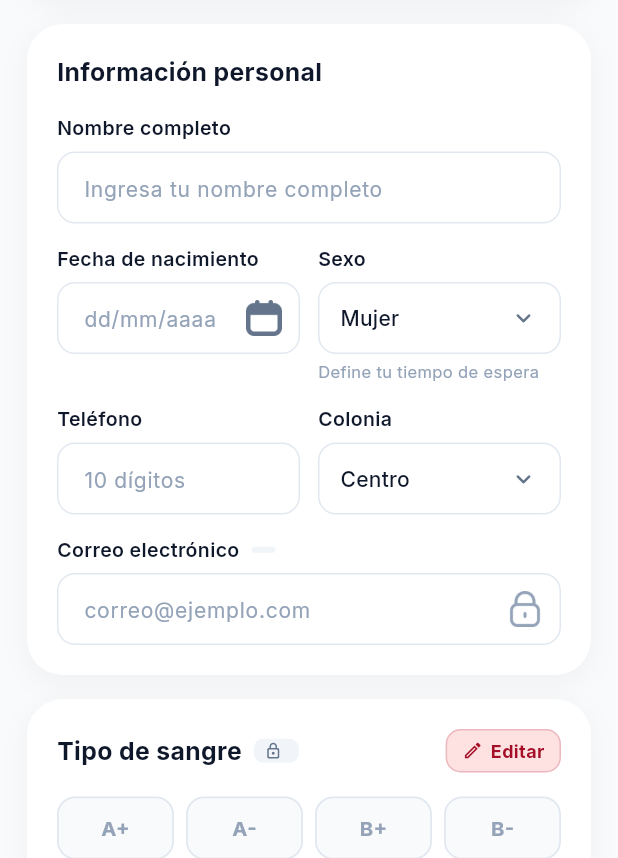
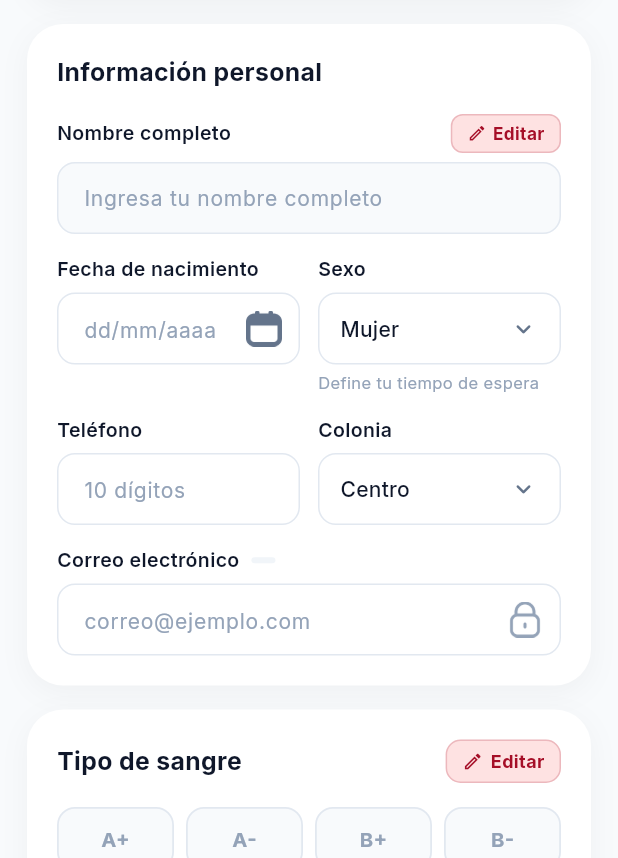
Before and after one commit to evkaal/DONAVIDA, a Flutter app: the MainMenuScreen screen opened directly, after a tap on "Datos del usuario", on a phone screen of 412 x 824 dp, the part 378-1236 px from its top. Run offline on Flutter 3.47's test engine with Material 3 defaults, Android fonts, the phone set to English and light mode, and no system bars; our stand-ins replace dio, flutter_map, flutter_secure_storage, google_fonts, latlong2, package_info_plus and 1 more; accounts and stored records are empty.

Commit message:
fix: Se corrige el error de al estar en el menú principal y se hace la acción de regresar nativa de Android regresaba al selector de cuenta siendo que no debería de pasar eso. En la pantalla de datos del usuario se agrega un boton para poder editar el nombre

```diff
--- a/lib/features/auth/presentation/screens/login_screen.dart
+++ b/lib/features/auth/presentation/screens/login_screen.dart
@@ -87,8 +87,9 @@ class _LoginScreenState extends State<LoginScreen> {
         ),
       );
 
-      Navigator.of(context).pushReplacement(
+      Navigator.of(context).pushAndRemoveUntil(
         MaterialPageRoute(builder: (_) => const MainMenuScreen()),
+        (route) => false,
       );
     } else {
       _showError('Correo o contraseña incorrectos');
--- a/lib/features/auth/presentation/screens/user_data_screen.dart
+++ b/lib/features/auth/presentation/screens/user_data_screen.dart
@@ -32,8 +32,9 @@ class _UserDataScreenState extends State<UserDataScreen> {
   late String _selectedColonia;
   late String _selectedBloodType;
 
-  // Front: Bloqueo de tipo de sangre para evitar toques accidentales
+  // Front: Bloqueo de campos para evitar ediciones accidentales
   bool _isBloodTypeLocked = true;
+  bool _isNameLocked = true;
 
   bool _isSaving = false;
 
@@ -314,7 +315,10 @@ class _UserDataScreenState extends State<UserDataScreen> {
       );
 
       if (mounted) {
-        setState(() => _isBloodTypeLocked = true);
+        setState(() {
+          _isBloodTypeLocked = true;
+          _isNameLocked = true;
+        });
         _showFeedback('Cambios guardados correctamente', isError: false);
       }
     } catch (e) {
@@ -662,17 +666,90 @@ class _UserDataScreenState extends State<UserDataScreen> {
           ),
           const SizedBox(height: 16),
 
-          _buildFieldLabel('Nombre completo'),
+          Row(
+            mainAxisAlignment: MainAxisAlignment.spaceBetween,
+            children: [
+              Row(children: [_buildFieldLabel('Nombre completo')]),
+              GestureDetector(
+                onTap: () {
+                  setState(() {
+                    _isNameLocked = !_isNameLocked;
+                  });
+                },
+                child: Container(
+                  padding: const EdgeInsets.symmetric(
+                    horizontal: 10,
+                    vertical: 4,
+                  ),
+                  decoration: BoxDecoration(
+                    color: _isNameLocked
+                        ? AppColors.primarySoft
+                        : const Color(0xFFF1F5F9),
+                    borderRadius: BorderRadius.circular(8),
+                    border: Border.all(
+                      color: _isNameLocked
+                          ? AppColors.primary.withOpacity(0.2)
+                          : const Color(0xFFCBD5E1),
+                    ),
+                  ),
+                  child: Row(
+                    mainAxisSize: MainAxisSize.min,
+                    children: [
+                      Icon(
+                        _isNameLocked
+                            ? Icons.edit_outlined
+                            : Icons.lock_outline_rounded,
+                        size: 13,
+                        color: _isNameLocked
+                            ? AppColors.primary
+                            : const Color(0xFF475569),
+                      ),
+                      const SizedBox(width: 4),
+                      Text(
+                        _isNameLocked ? 'Editar' : 'Bloquear',
+                        style: GoogleFonts.inter(
+                          fontSize: 11.5,
+                          fontWeight: FontWeight.w700,
+                          color: _isNameLocked
+                              ? AppColors.primary
+                              : const Color(0xFF475569),
+                        ),
+                      ),
+                    ],
+                  ),
+                ),
+              ),
+            ],
+          ),
           const SizedBox(height: 6),
           TextField(
             controller: _nameController,
+            readOnly: _isNameLocked,
+            onTap: _isNameLocked
+                ? () {
+                    _showFeedback(
+                      'Presiona "Editar" para modificar tu nombre',
+                      isError: true,
+                    );
+                  }
+                : null,
             onChanged: (_) => setState(() {}),
+            style: GoogleFonts.inter(
+              fontSize: 14,
+              color: _isNameLocked
+                  ? const Color(0xFF64748B)
+                  : const Color(0xFF0F172A),
+              fontWeight: FontWeight.w500,
+            ),
             inputFormatters: [
               FilteringTextInputFormatter.allow(
                 RegExp(r'[a-zA-ZáéíóúÁÉÍÓÚñÑ\s]'),
               ),
             ],
-            decoration: _inputDecoration(hint: 'Ingresa tu nombre completo'),
+            decoration: _inputDecoration(
+              hint: 'Ingresa tu nombre completo',
+              isLocked: _isNameLocked,
+            ),
           ),
           const SizedBox(height: 14),
           Row(
@@ -839,28 +916,6 @@ class _UserDataScreenState extends State<UserDataScreen> {
                     ),
                   ),
                   const SizedBox(width: 8),
-                  if (_isBloodTypeLocked)
-                    Container(
-                      padding: const EdgeInsets.symmetric(
-                        horizontal: 7,
-                        vertical: 2,
-                      ),
-                      decoration: BoxDecoration(
-                        color: const Color(0xFFF1F5F9),
-                        borderRadius: BorderRadius.circular(6),
-                      ),
-                      child: Row(
-                        mainAxisSize: MainAxisSize.min,
-                        children: [
-                          const Icon(
-                            Icons.lock_outline_rounded,
-                            size: 12,
-                            color: Color(0xFF64748B),
-                          ),
-                          const SizedBox(width: 4),
-                        ],
-                      ),
-                    ),
                 ],
               ),
               // Front: Botón para editar / desbloquear tipo de sangre
@@ -1006,9 +1061,15 @@ class _UserDataScreenState extends State<UserDataScreen> {
     );
   }
 
-  InputDecoration _inputDecoration({required String hint, Widget? suffixIcon}) {
+  InputDecoration _inputDecoration({
+    required String hint,
+    Widget? suffixIcon,
+    bool isLocked = false,
+  }) {
     return InputDecoration(
       hintText: hint,
+      filled: isLocked,
+      fillColor: isLocked ? const Color(0xFFF8FAFC) : Colors.white,
       hintStyle: GoogleFonts.inter(
         fontSize: 14,
         color: const Color(0xFF94A3B8),
@@ -1026,7 +1087,10 @@ class _UserDataScreenState extends State<UserDataScreen> {
       ),
       focusedBorder: OutlineInputBorder(
         borderRadius: BorderRadius.circular(12),
-        borderSide: const BorderSide(color: AppColors.primary, width: 1.5),
+        borderSide: BorderSide(
+          color: isLocked ? const Color(0xFFCBD5E1) : AppColors.primary,
+          width: isLocked ? 1.0 : 1.5,
+        ),
       ),
     );
   }
```
Also changed, not shown: lib/features/auth/presentation/screens/main_menu_screen.dart (+58 -4 lines).
